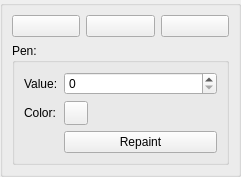
First picture: the form in viewer_widget/viewer/toolspanel.ui, repository verbkinm/WTF_Viewer, before the edit.
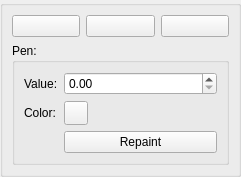
Second picture: the form after the edit. Icons and pictures are not drawn.

```diff
--- a/viewer_widget/viewer/toolspanel.ui
+++ b/viewer_widget/viewer/toolspanel.ui
@@ -84,13 +84,6 @@
            </property>
           </widget>
          </item>
-         <item row="0" column="1">
-          <widget class="QSpinBox" name="pen_value_Spin">
-           <property name="maximum">
-            <number>65536</number>
-           </property>
-          </widget>
-         </item>
          <item row="1" column="0">
           <widget class="QLabel" name="label_2">
            <property name="text">
@@ -124,6 +117,9 @@
            </property>
           </widget>
          </item>
+         <item row="0" column="1">
+          <widget class="QDoubleSpinBox" name="pen_value_Spin"/>
+         </item>
         </layout>
        </widget>
       </item>
```
Left out of the diff: 8 changed lines with no effect on the pictures.
